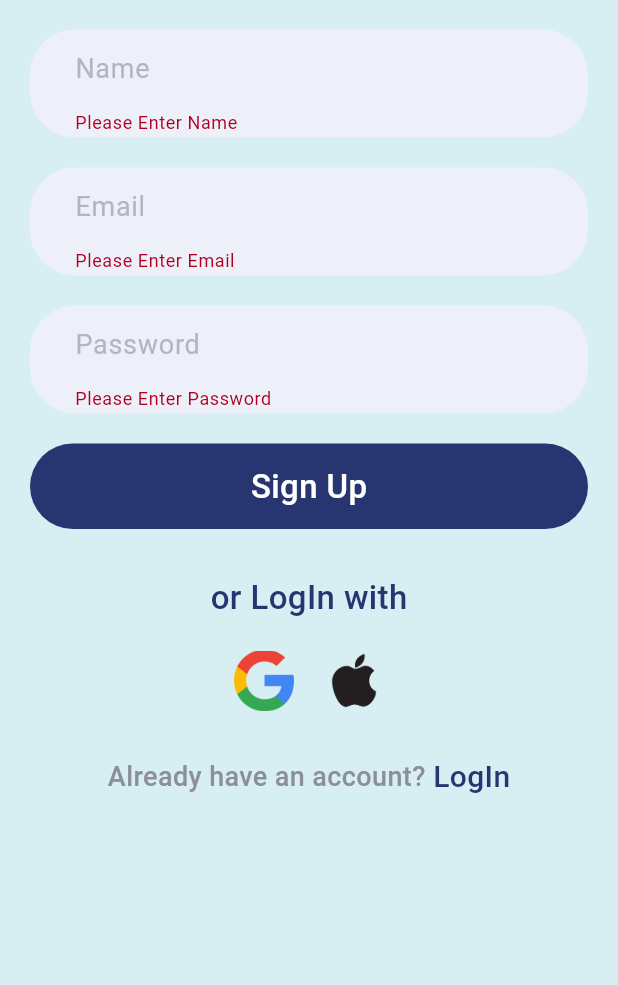
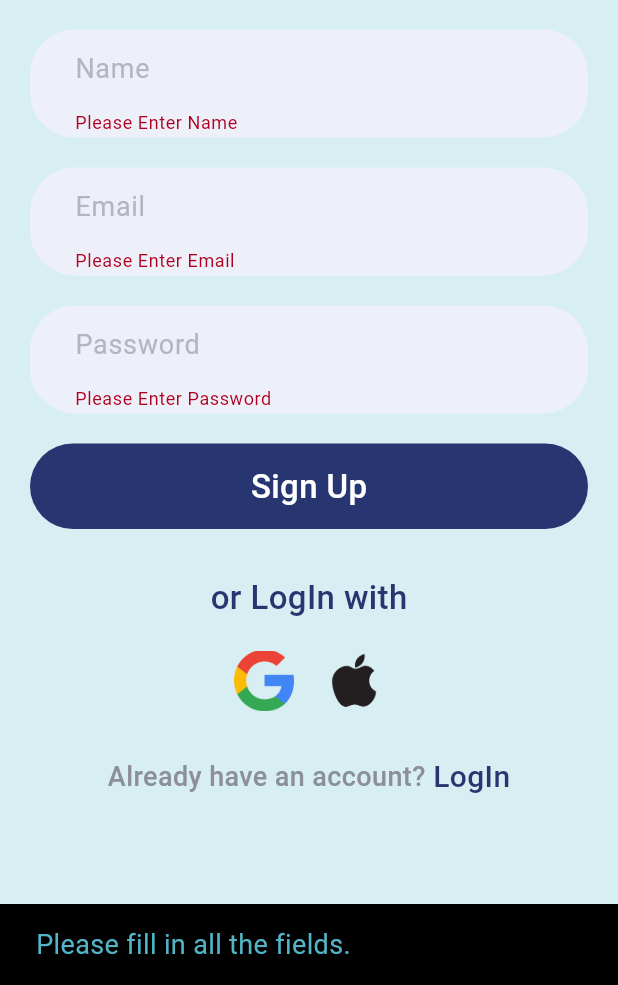
Before and after one commit to RealRakshit/Aaroha-App, a Flutter app: the SignUp screen opened directly, after a tap on "Sign Up", on a phone screen of 412 x 824 dp, the part 251-1236 px from its top. Run offline on Flutter 3.47's test engine with Material 3 defaults, Android fonts, the phone set to English and light mode, and no system bars; our stand-ins replace firebase_auth, firebase_core, flutter_dotenv; accounts and stored records are empty.

Commit message:
email verification added

```diff
--- a/lib/main.dart
+++ b/lib/main.dart
@@ -3,6 +3,7 @@ import 'dart:io';
 
 import 'package:aaroha/firebase_options.dart';
 import 'package:aaroha/pages/home.dart';
+import 'package:firebase_auth/firebase_auth.dart';
 import 'package:firebase_core/firebase_core.dart';
 import 'package:flutter/material.dart';
 import 'package:flutter_dotenv/flutter_dotenv.dart';
@@ -23,7 +24,7 @@ void main() async {
     )
         : DefaultFirebaseOptions.currentPlatform,
   );
-
+  FirebaseAuth auth = FirebaseAuth.instance;
   runApp(const MyApp());
 }
 
--- a/lib/pages/SignUp.dart
+++ b/lib/pages/SignUp.dart
@@ -1,4 +1,5 @@
 import 'package:aaroha/pages/LoginPage.dart';
+import 'package:aaroha/pages/emailVarification.dart';
 import 'package:aaroha/pages/home.dart';
 import 'package:firebase_auth/firebase_auth.dart';
 import 'package:flutter/material.dart';
@@ -18,37 +19,89 @@ class _SignUpState extends State<SignUp> {
 
   final _formkey = GlobalKey<FormState>();
 
+  // registration() async {
+  //   if (namecontroller.text != "" && mailcontroller.text != "") {
+  //     try {
+  //       UserCredential userCredential = await FirebaseAuth.instance
+  //           .createUserWithEmailAndPassword(email: email, password: password);
+  //       ScaffoldMessenger.of(context).showSnackBar(const SnackBar(
+  //           content: Text(
+  //             "Registered Successfully",
+  //             style: TextStyle(fontSize: 20.0),
+  //           )));
+  //       Navigator.push(
+  //           context, MaterialPageRoute(builder: (context) => const MyHomePage(title: 'title')));
+  //     } on FirebaseAuthException catch (e) {
+  //       if (e.code == 'weak-password') {
+  //         ScaffoldMessenger.of(context).showSnackBar(const SnackBar(
+  //             backgroundColor: Colors.orangeAccent,
+  //             content: Text(
+  //               "Password Provided is too Weak",
+  //               style: TextStyle(fontSize: 18.0),
+  //             )));
+  //       } else if (e.code == "email-already-in-use") {
+  //         ScaffoldMessenger.of(context).showSnackBar(const SnackBar(
+  //             backgroundColor: Colors.orangeAccent,
+  //             content: Text(
+  //               "Account Already exists",
+  //               style: TextStyle(fontSize: 18.0),
+  //             )));
+  //       }
+  //     }
+  //   }
+  // }
   registration() async {
     if (namecontroller.text != "" && mailcontroller.text != "") {
       try {
         UserCredential userCredential = await FirebaseAuth.instance
             .createUserWithEmailAndPassword(email: email, password: password);
+
+        // Send email verification
+        User? user = FirebaseAuth.instance.currentUser;
+        if (user != null && !user.emailVerified) {
+          await user.sendEmailVerification();
           ScaffoldMessenger.of(context).showSnackBar(const SnackBar(
             content: Text(
-              "Registered Successfully",
-              style: TextStyle(fontSize: 20.0),
-            )));
+              "Registration successful! Please verify your email to continue.",
+              style: TextStyle(fontSize: 18.0),
+            ),
+          ));
+
+          // Navigate to EmailVerification page
           Navigator.push(
-            context, MaterialPageRoute(builder: (context) => const MyHomePage(title: 'title')));
+            context,
+            MaterialPageRoute(builder: (context) => const EmailVerification()),
+          );
+        }
       } on FirebaseAuthException catch (e) {
         if (e.code == 'weak-password') {
           ScaffoldMessenger.of(context).showSnackBar(const SnackBar(
             backgroundColor: Colors.orangeAccent,
             content: Text(
-                "Password Provided is too Weak",
+              "Password provided is too weak.",
               style: TextStyle(fontSize: 18.0),
-              )));
+            ),
+          ));
         } else if (e.code == "email-already-in-use") {
           ScaffoldMessenger.of(context).showSnackBar(const SnackBar(
             backgroundColor: Colors.orangeAccent,
             content: Text(
-                "Account Already exists",
+              "Account already exists.",
               style: TextStyle(fontSize: 18.0),
-              )));
+            ),
+          ));
         }
       }
+    } else {
+      ScaffoldMessenger.of(context).showSnackBar(const SnackBar(
+        content: Text(
+          "Please fill in all the fields.",
+          style: TextStyle(fontSize: 18.0),
+        ),
+      ));
     }
   }
+
 
   @override
   Widget build(BuildContext context) {
@@ -110,6 +163,7 @@ class _SignUpState extends State<SignUp> {
                           if (value == null || value.isEmpty) {
                             return 'Please Enter Email';
                           }
+                          // Navigator.push(context, MaterialPageRoute(builder: (ctx)=>const EmailVerificationScreen()));
                           return null;
                         },
                         controller: mailcontroller,
```
Also changed, not shown: lib/pages/emailVarification.dart (added, +100 -0 lines). Lines whose indentation alone changed are shown as unchanged.
